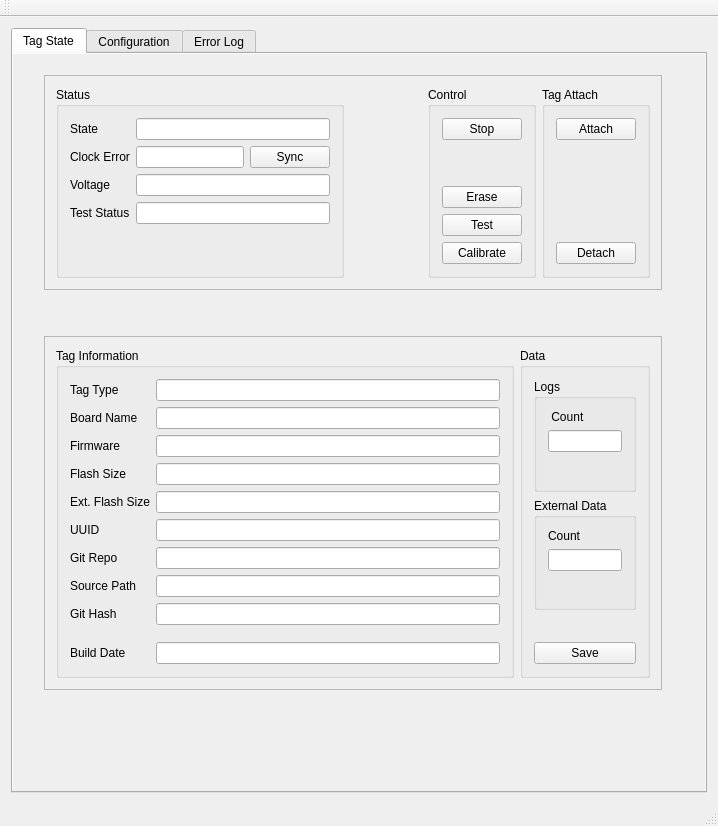
tag-designs/software, file host/applications/qtmon/mainwindow.ui: the form before one commit.
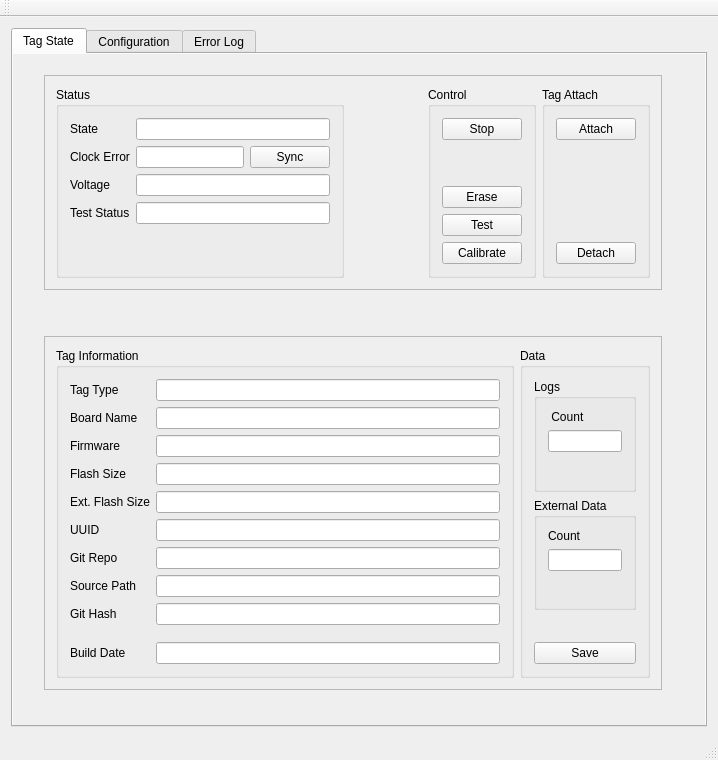
The form after the commit. Custom widgets are drawn as their Qt base class.

What changed in the file:
```diff
--- a/host/applications/qtmon/mainwindow.ui
+++ b/host/applications/qtmon/mainwindow.ui
@@ -7,7 +7,7 @@
     <x>0</x>
     <y>0</y>
     <width>718</width>
-    <height>826</height>
+    <height>760</height>
    </rect>
   </property>
   <property name="windowTitle">
```
